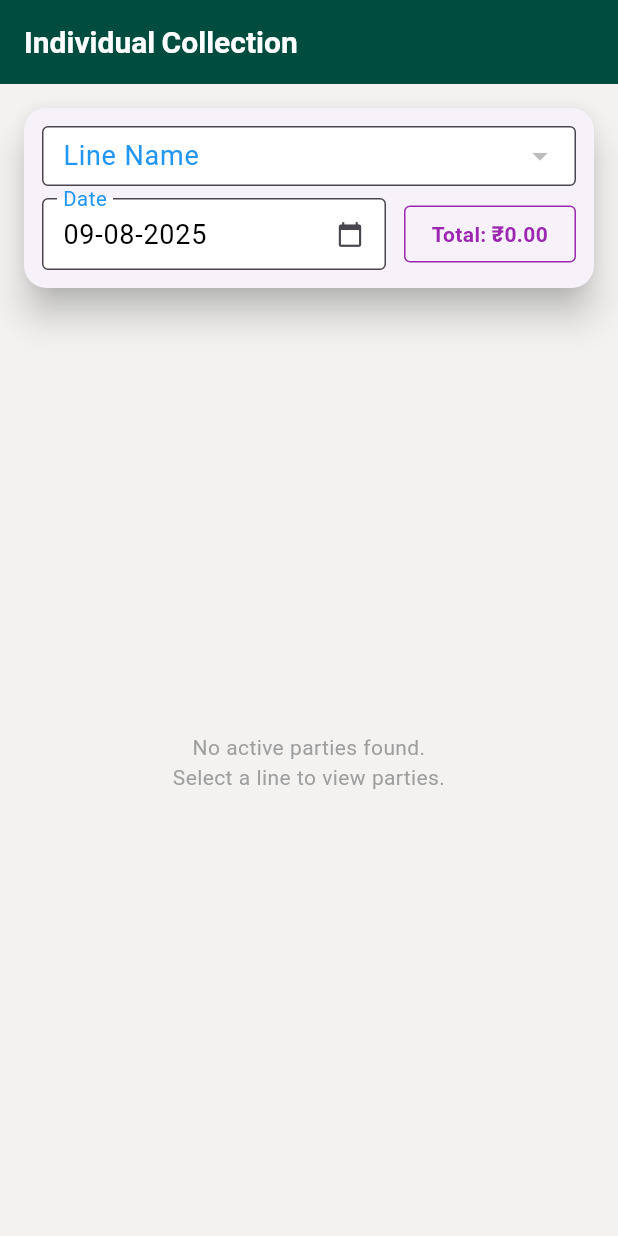
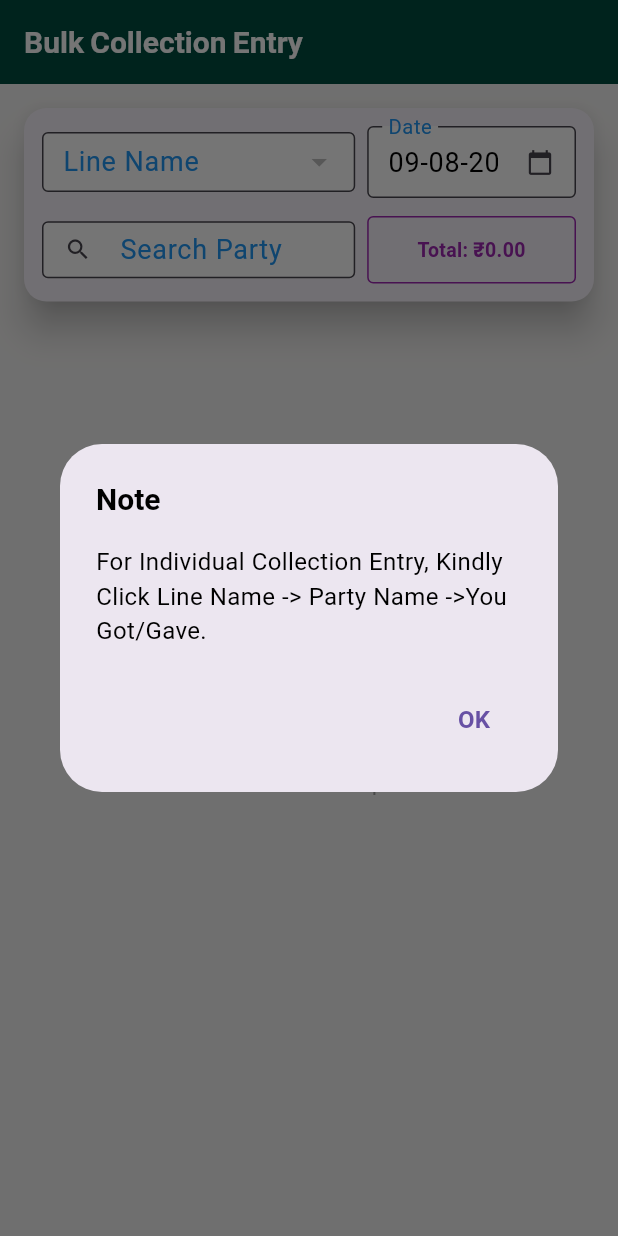
Before and after one commit to sasiksk/DigiVasool, a Flutter app: the IndividualCollectionScreen screen opened directly, on a phone screen of 412 x 824 dp. Run offline on Flutter 3.47's test engine with Material 3 defaults, Android fonts, the phone set to English and light mode, and no system bars; our stand-ins replace firebase_core, firebase_storage, fl_chart, flutter_riverpod, flutter_secure_storage, flutter_staggered_animations and 4 more; accounts and stored records are empty; Roboto replaces fonts that are missing (Tinos).

Commit message:
Updated on 09-8

```diff
--- a/lib/Screens/Main/BulkInsert/IndividualCollectionScreen.dart
+++ b/lib/Screens/Main/BulkInsert/IndividualCollectionScreen.dart
@@ -27,6 +27,8 @@ class _IndividualCollectionScreenState
   Map<int, bool> collectedStatus = {};
   Map<int, Map<String, dynamic>> collectionRecords = {};
   double totalCollected = 0.0;
+  TextEditingController _searchController = TextEditingController();
+  List<Map<String, dynamic>> filteredLendingDetails = [];
 
   @override
   void initState() {
@@ -39,13 +41,37 @@ class _IndividualCollectionScreenState
     for (var controller in amountControllers.values) {
       controller.dispose();
     }
+    _searchController.dispose();
     super.dispose();
+  }
+
+  Future<void> showSmsNotSentDialog() async {
+    return showDialog<void>(
+      context: context,
+      barrierDismissible: false, // User must tap button
+      builder: (BuildContext context) {
+        return AlertDialog(
+          title: const Text('Note'),
+          content: const Text(
+              'For Individual Collection Entry, Kindly Click Line Name -> Party Name ->You Got/Gave.'),
+          actions: <Widget>[
+            TextButton(
+              child: const Text('OK'),
+              onPressed: () {
+                Navigator.of(context).pop();
+              },
+            ),
+          ],
+        );
+      },
+    );
   }
 
   Future<void> _loadLineNames() async {
     final lineNames = await dbline.getLineNames();
     setState(() {
       _lineNames = lineNames;
+      showSmsNotSentDialog();
     });
   }
 
@@ -55,6 +81,7 @@ class _IndividualCollectionScreenState
       setState(() {
         lendingDetails =
             details.where((detail) => detail['status'] == 'active').toList();
+        filteredLendingDetails = lendingDetails; // Initialize filtered list
         collectedStatus.clear();
         collectionRecords.clear();
         totalCollected = 0.0;
@@ -234,6 +261,21 @@ class _IndividualCollectionScreenState
     }
   }
 
+  void _filterParties(String query) {
+    setState(() {
+      if (query.isEmpty) {
+        filteredLendingDetails = lendingDetails;
+      } else {
+        filteredLendingDetails = lendingDetails
+            .where((party) => party['PartyName']
+                .toString()
+                .toLowerCase()
+                .contains(query.toLowerCase()))
+            .toList();
+      }
+    });
+  }
+
   Widget _buildCompactPartyCard(Map<String, dynamic> partyDetail) {
     final balanceAmt = (partyDetail['amtgiven'] + partyDetail['profit']) -
         partyDetail['amtcollected'];
@@ -244,57 +286,68 @@ class _IndividualCollectionScreenState
 
     return Card(
       elevation: 2,
-      margin: const EdgeInsets.all(4),
+      margin: const EdgeInsets.symmetric(vertical: 4, horizontal: 8),
       child: Padding(
-        padding: const EdgeInsets.all(6), // Reduced from 8 to 6
+        padding: const EdgeInsets.all(12),
         child: Column(
           crossAxisAlignment: CrossAxisAlignment.start,
-          mainAxisSize: MainAxisSize.min,
           children: [
-            // Party Name Row
+            // First Row: Party Name and Balance
             Row(
+              mainAxisAlignment: MainAxisAlignment.spaceBetween,
               children: [
                 Expanded(
                   child: Text(
                     partyDetail['PartyName'] ?? 'Unknown',
                     style: const TextStyle(
-                        fontSize: 13, // Reduced from 14 to 13
+                        fontSize: 16,
                         fontWeight: FontWeight.bold,
                         color: Colors.blue),
                     maxLines: 1,
                     overflow: TextOverflow.ellipsis,
                   ),
                 ),
-                if (isCollected)
+                Row(
+                  children: [
+                    Text(
+                      'Balance: ₹${balanceAmt.toStringAsFixed(2)}',
+                      style: const TextStyle(
+                          fontSize: 14,
+                          color: Colors.red,
+                          fontWeight: FontWeight.w600),
+                    ),
+                    if (isCollected) ...[
+                      const SizedBox(width: 8),
                       Container(
                         padding: const EdgeInsets.symmetric(
-                        horizontal: 4, vertical: 1), // Reduced padding
+                            horizontal: 6, vertical: 2),
                         decoration: BoxDecoration(
                           color: Colors.green,
-                      borderRadius: BorderRadius.circular(6),
+                          borderRadius: BorderRadius.circular(8),
                         ),
                         child: const Text('✓',
                             style: TextStyle(
                                 color: Colors.white,
-                            fontSize: 9)), // Reduced font size
+                                fontSize: 12,
+                                fontWeight: FontWeight.bold)),
+                      ),
+                    ],
+                  ],
                 ),
               ],
             ),
-            const SizedBox(height: 2), // Reduced from 4 to 2
+            const SizedBox(height: 8),
 
-            // Balance Amount
-            Text(
-              'Balance: ₹${balanceAmt.toStringAsFixed(2)}',
-              style: const TextStyle(
-                  fontSize: 11,
-                  color: Colors.red,
-                  fontWeight: FontWeight.w500), // Reduced from 12 to 11
-            ),
-            const SizedBox(height: 4), // Reduced from 6 to 4
-
-            // Amount Input
+            // Second Row: Amount Input and Action Button
             Row(
               children: [
+                const Text(
+                  'Amount: ',
+                  style: TextStyle(
+                      fontSize: 14,
+                      fontWeight: FontWeight.w500,
+                      color: Colors.black87),
+                ),
                 Expanded(
                   child: TextFormField(
                     controller: amountControllers[lenId] ??
@@ -303,23 +356,24 @@ class _IndividualCollectionScreenState
                     keyboardType: TextInputType.number,
                     enabled: !isCollected,
                     style: TextStyle(
-                        fontSize: 11, // Reduced from 12 to 11
+                        fontSize: 14,
+                        fontWeight: FontWeight.w600,
                         color: isCollected ? Colors.grey : Colors.green),
                     decoration: const InputDecoration(
                       isDense: true,
-                      contentPadding: EdgeInsets.symmetric(
-                          horizontal: 4, vertical: 2), // Reduced padding
+                      contentPadding:
+                          EdgeInsets.symmetric(horizontal: 8, vertical: 8),
                       border: OutlineInputBorder(),
                       prefixText: '₹',
                     ),
                   ),
                 ),
-                const SizedBox(width: 3), // Reduced from 4 to 3
+                const SizedBox(width: 12),
 
-                // Action Button
+                // Action Button - Larger size
                 SizedBox(
-                  width: 55, // Reduced from 60 to 55
-                  height: 28, // Reduced from 32 to 28
+                  width: 80,
+                  height: 40,
                   child: ElevatedButton(
                     onPressed: isCollected
                         ? () => _undoCollection(partyDetail)
@@ -329,13 +383,12 @@ class _IndividualCollectionScreenState
                           isCollected ? Colors.orange : Colors.green,
                       padding: EdgeInsets.zero,
                       shape: RoundedRectangleBorder(
-                          borderRadius:
-                              BorderRadius.circular(4)), // Reduced from 6 to 4
+                          borderRadius: BorderRadius.circular(8)),
                     ),
                     child: Icon(
                       isCollected ? Icons.undo : Icons.check,
                       color: Colors.white,
-                      size: 14, // Reduced from 16 to 14
+                      size: 20,
                     ),
                   ),
                 ),
@@ -351,29 +404,40 @@ class _IndividualCollectionScreenState
   Widget build(BuildContext context) {
     return Scaffold(
       appBar: AppBar(
-        title: const Text('Individual Collection'),
         backgroundColor: Colors.teal.shade900,
         elevation: 0,
+        title: const Text(
+          'Bulk Collection Entry',
+          style: TextStyle(
+            color: Colors.white,
+            fontWeight: FontWeight.bold,
+          ),
+        ),
       ),
       body: SafeArea(
         child: Padding(
           padding: const EdgeInsets.all(12),
           child: Column(
             children: [
-              // Header Controls
+              // Header Controls - Single Card
               Card(
                 child: Padding(
                   padding: const EdgeInsets.all(12),
                   child: Column(
                     children: [
+                      // First Row: Line Name and Date
+                      Row(
+                        children: [
                           // Line Dropdown
-                      DropdownButtonFormField<String>(
+                          Expanded(
+                            flex: 3,
+                            child: DropdownButtonFormField<String>(
                               decoration: const InputDecoration(
                                 labelText: 'Line Name',
                                 border: OutlineInputBorder(),
                                 isDense: true,
-                          contentPadding:
-                              EdgeInsets.symmetric(vertical: 8, horizontal: 10),
+                                contentPadding: EdgeInsets.symmetric(
+                                    vertical: 8, horizontal: 10),
                               ),
                               value: _selectedLineName,
                               items: _lineNames
@@ -383,15 +447,14 @@ class _IndividualCollectionScreenState
                               onChanged: (value) {
                                 setState(() {
                                   _selectedLineName = value;
+                                  _searchController.clear();
                                 });
                                 if (value != null) _loadPartyNames(value);
                               },
                             ),
-                      const SizedBox(height: 8),
-
-                      // Date and Total Row
-                      Row(
-                        children: [
+                          ),
+                          const SizedBox(width: 8),
+                          // Date Field
                           Expanded(
                             flex: 2,
                             child: TextFormField(
@@ -409,11 +472,38 @@ class _IndividualCollectionScreenState
                               onTap: _selectDate,
                             ),
                           ),
-                          const SizedBox(width: 12),
+                        ],
+                      ),
+                      const SizedBox(height: 12),
+                      // Second Row: Search Party and Total
+                      Row(
+                        children: [
+                          // Search Field (smaller)
                           Expanded(
-                            flex: 1,
+                            flex: 3,
+                            child: SizedBox(
+                              height: 38,
+                              child: TextFormField(
+                                controller: _searchController,
+                                decoration: const InputDecoration(
+                                  labelText: 'Search Party',
+                                  border: OutlineInputBorder(),
+                                  isDense: true,
+                                  contentPadding: EdgeInsets.symmetric(
+                                      vertical: 8, horizontal: 10),
+                                  prefixIcon: Icon(Icons.search, size: 18),
+                                ),
+                                style: const TextStyle(fontSize: 13),
+                                onChanged: _filterParties,
+                              ),
+                            ),
+                          ),
+                          const SizedBox(width: 8),
+                          // Total Amount
+                          Expanded(
+                            flex: 2,
                             child: Container(
-                              padding: const EdgeInsets.all(8),
+                              padding: const EdgeInsets.all(12),
                               decoration: BoxDecoration(
                                 border: Border.all(color: Colors.purple),
                                 borderRadius: BorderRadius.circular(4),
@@ -421,7 +511,7 @@ class _IndividualCollectionScreenState
                               child: Text(
                                 'Total: ₹${totalCollected.toStringAsFixed(2)}',
                                 style: const TextStyle(
-                                    fontSize: 14,
+                                    fontSize: 13,
                                     fontWeight: FontWeight.bold,
                                     color: Colors.purple),
                                 textAlign: TextAlign.center,
@@ -436,27 +526,23 @@ class _IndividualCollectionScreenState
               ),
               const SizedBox(height: 8),
 
-              // Party Cards Grid
+              // Party Cards List
               Expanded(
-                child: lendingDetails.isEmpty
-                    ? const Center(
+                child: filteredLendingDetails.isEmpty
+                    ? Center(
                         child: Text(
-                          'No active parties found.\nSelect a line to view parties.',
+                          lendingDetails.isEmpty
+                              ? 'No active parties found.\nSelect a line to view parties.'
+                              : 'No parties found matching your search.',
                           textAlign: TextAlign.center,
-                          style: TextStyle(fontSize: 14, color: Colors.grey),
+                          style:
+                              const TextStyle(fontSize: 14, color: Colors.grey),
                         ),
                       )
-                    : GridView.builder(
-                        gridDelegate:
-                            const SliverGridDelegateWithFixedCrossAxisCount(
-                          crossAxisCount: 2,
-                          childAspectRatio: 1.9, // Increased from 1.8 to 1.9
-                          crossAxisSpacing: 4,
-                          mainAxisSpacing: 4,
-                        ),
-                        itemCount: lendingDetails.length,
-                        itemBuilder: (context, index) =>
-                            _buildCompactPartyCard(lendingDetails[index]),
+                    : ListView.builder(
+                        itemCount: filteredLendingDetails.length,
+                        itemBuilder: (context, index) => _buildCompactPartyCard(
+                            filteredLendingDetails[index]),
                       ),
               ),
             ],
--- a/pubspec.yaml
+++ b/pubspec.yaml
@@ -16,7 +16,7 @@ description: "A new Flutter project."
 # https://developer.apple.com/library/archive/documentation/General/Reference/InfoPlistKeyReference/Articles/CoreFoundationKeys.html
 # In Windows, build-name is used as the major, minor, and patch parts
 # of the product and file versions while build-number is used as the build suffix.
-version: 1.0.2+10
+version: 1.0.2+13
 
 environment:
   sdk: '>=3.4.0 <4.0.0'
```
Also changed, not shown: lib/Screens/Main/home_screen.dart (+5 -2 lines), lib/Utilities/drawer.dart (+2 -5 lines), pubspec.lock. Lines whose indentation alone changed are shown as unchanged.
